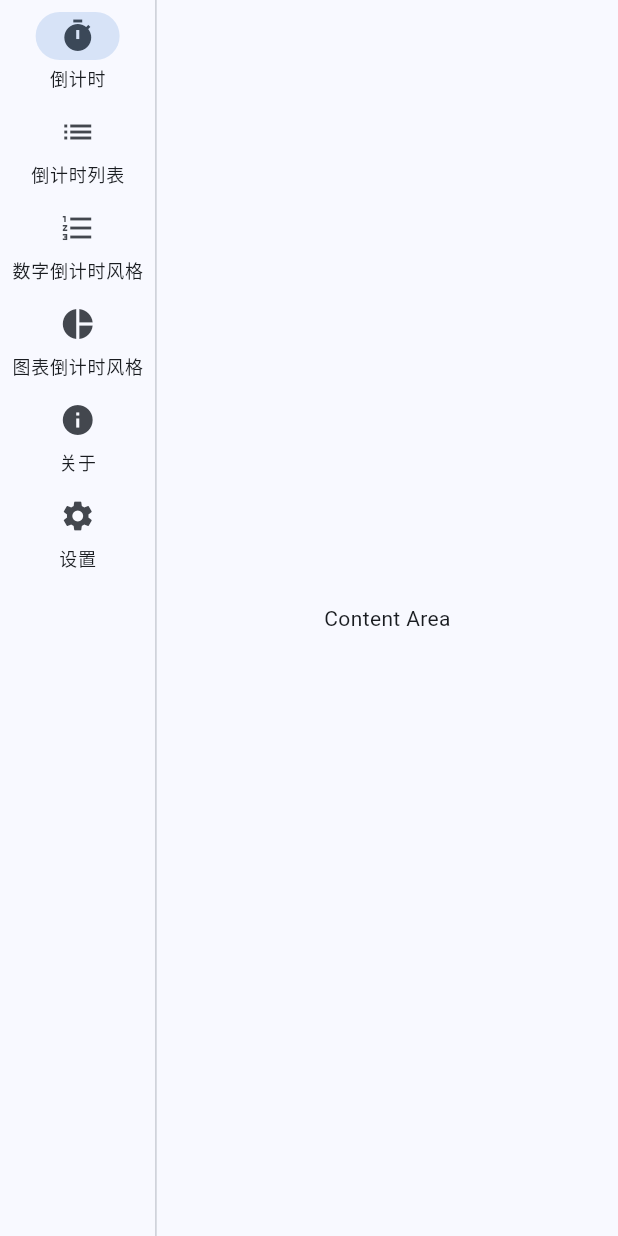
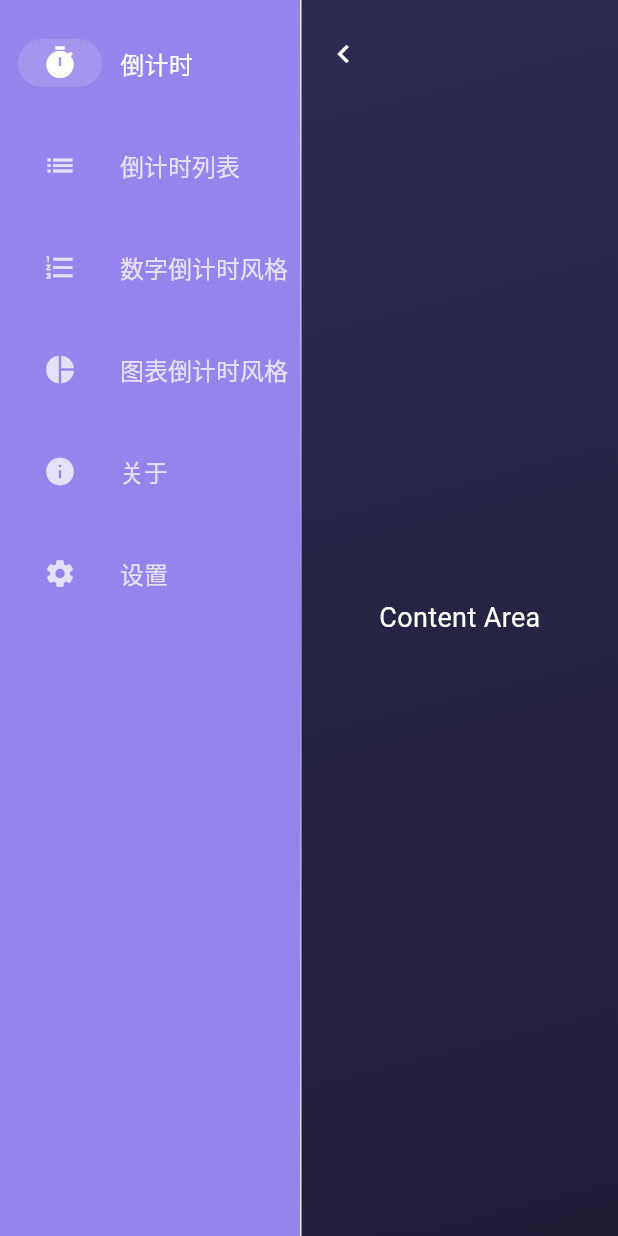
Before and after one commit to sqmw/easy_timer, a Flutter app: the screen it shows after launch, on a phone screen of 412 x 824 dp. Run offline on Flutter 3.47's test engine with Material 3 defaults, Android fonts, the phone set to English and light mode, and no system bars; our stand-ins replace flutter_bloc.

Commit message:
feat: 基本完成导航栏部分功能、

```diff
--- /dev/null
+++ b/devtools_options.yaml
@@ -0,0 +1,3 @@
+description: This file stores settings for Dart & Flutter DevTools.
+documentation: https://docs.flutter.dev/tools/devtools/extensions#configure-extension-enablement-states
+extensions:
--- a/lib/widgets/app_layout.dart
+++ b/lib/widgets/app_layout.dart
@@ -1,12 +1,21 @@
 import 'package:flutter/material.dart';
 
-class AppLayout extends StatelessWidget {
+class AppLayout extends StatefulWidget {
   const AppLayout({super.key});
+
+  @override
+  State<AppLayout> createState() => _AppLayoutState();
+}
+
+class _AppLayoutState extends State<AppLayout> {
+  bool _isExtended = true;
 
   @override
   Widget build(BuildContext context) {
     return Scaffold(
-      body: Row(
+      body: Stack(
+        children: [
+          Row(
             children: [
               // 左侧导航栏
               NavigationRail(
@@ -14,42 +23,123 @@ class AppLayout extends StatelessWidget {
                 onDestinationSelected: (int index) {
                   // TODO: 实现导航逻辑
                 },
-            labelType: NavigationRailLabelType.all,
+                extended: _isExtended,
+                minWidth: 80,
+                minExtendedWidth: 200,
+                backgroundColor: const Color(0xFF9683EC),
+                useIndicator: true,
+                indicatorColor: Colors.white.withOpacity(0.15),
+                indicatorShape: const RoundedRectangleBorder(
+                  borderRadius: BorderRadius.all(Radius.circular(24)),
+                ),
+                selectedIconTheme: const IconThemeData(
+                  color: Colors.white,
+                  size: 24,
+                ),
+                unselectedIconTheme: const IconThemeData(
+                  color: Color(0xFFE6E1FB),
+                  size: 22,
+                ),
+                selectedLabelTextStyle: const TextStyle(
+                  color: Colors.white,
+                  fontSize: 16,
+                  fontWeight: FontWeight.w500,  // 稍微加粗
+                  letterSpacing: 0.2,  // 轻微增加字间距
+                ),
+                unselectedLabelTextStyle: const TextStyle(
+                  color: Color(0xFFE6E1FB),
+                  fontSize: 16,
+                ),
                 destinations: const [
                   NavigationRailDestination(
+                    padding: EdgeInsets.symmetric(vertical: 12),
                     icon: Icon(Icons.timer),
                     label: Text('倒计时'),
                   ),
                   NavigationRailDestination(
+                    padding: EdgeInsets.symmetric(vertical: 12),
                     icon: Icon(Icons.list),
                     label: Text('倒计时列表'),
                   ),
                   NavigationRailDestination(
+                    padding: EdgeInsets.symmetric(vertical: 12),
                     icon: Icon(Icons.format_list_numbered),
                     label: Text('数字倒计时风格'),
                   ),
                   NavigationRailDestination(
+                    padding: EdgeInsets.symmetric(vertical: 12),
                     icon: Icon(Icons.pie_chart),
                     label: Text('图表倒计时风格'),
                   ),
                   NavigationRailDestination(
+                    padding: EdgeInsets.symmetric(vertical: 12),
                     icon: Icon(Icons.info),
                     label: Text('关于'),
                   ),
                   NavigationRailDestination(
+                    padding: EdgeInsets.symmetric(vertical: 12),
                     icon: Icon(Icons.settings),
                     label: Text('设置'),
                   ),
                 ],
               ),
-          // 右侧内容区域
-          const VerticalDivider(thickness: 1, width: 1),
+              if (_isExtended)
+                Container(
+                  width: 1,
+                  decoration: const BoxDecoration(
+                    gradient: LinearGradient(
+                      begin: Alignment.topCenter,
+                      end: Alignment.bottomCenter,
+                      colors: [
+                        Color(0x209683EC),
+                        Color(0xFF9683EC),
+                        Color(0x209683EC),
+                      ],
+                    ),
+                  ),
+                ),
               Expanded(
                 child: Container(
-              color: Theme.of(context).colorScheme.surface,
+                  decoration: const BoxDecoration(
+                    gradient: LinearGradient(
+                      begin: Alignment.topLeft,
+                      end: Alignment.bottomRight,
+                      colors: [
+                        Color(0xFF2D2B52),
+                        Color(0xFF1F1D36),
+                      ],
+                    ),
+                  ),
                   child: const Center(
-                child: Text('Content Area'),
+                    child: Text(
+                      'Content Area',
+                      style: TextStyle(
+                        color: Colors.white,
+                        fontSize: 18,
                       ),
+                    ),
+                  ),
+                ),
+              ),
+            ],
+          ),
+          // 收缩按钮
+          Positioned(
+            left: _isExtended ? 205 : 85,
+            top: 12,
+            child: IconButton(
+              padding: EdgeInsets.zero,
+              constraints: const BoxConstraints(),
+              icon: Icon(
+                _isExtended ? Icons.chevron_left : Icons.chevron_right,
+                color: Colors.white,
+                size: 24,
+              ),
+              onPressed: () {
+                setState(() {
+                  _isExtended = !_isExtended;
+                });
+              },
             ),
           ),
         ],
```
Lines whose indentation alone changed are shown as unchanged.
